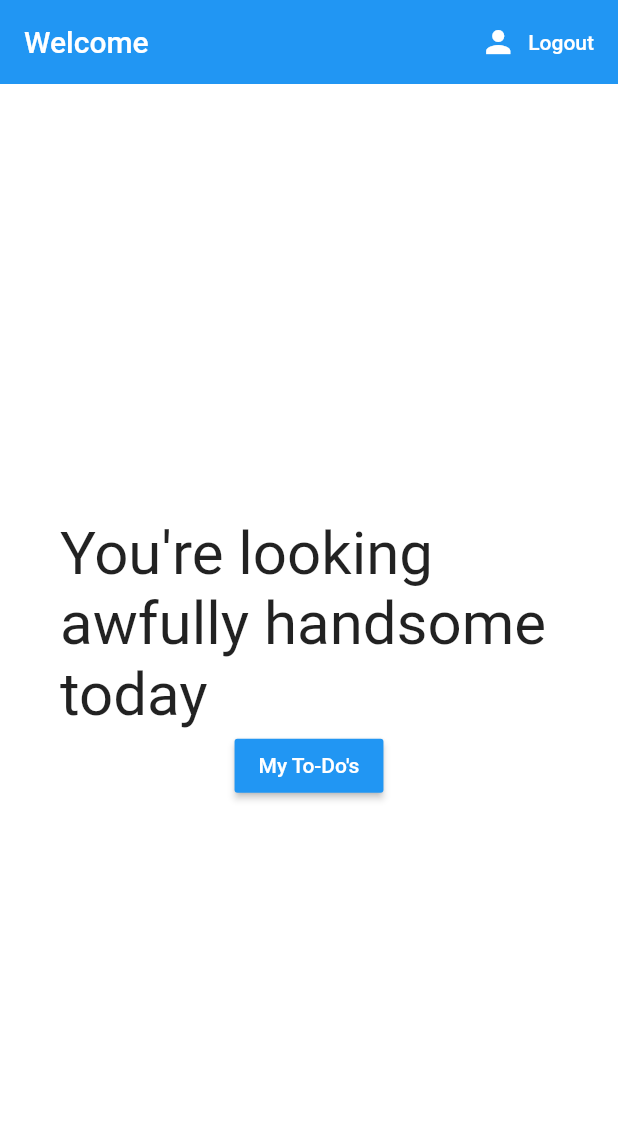
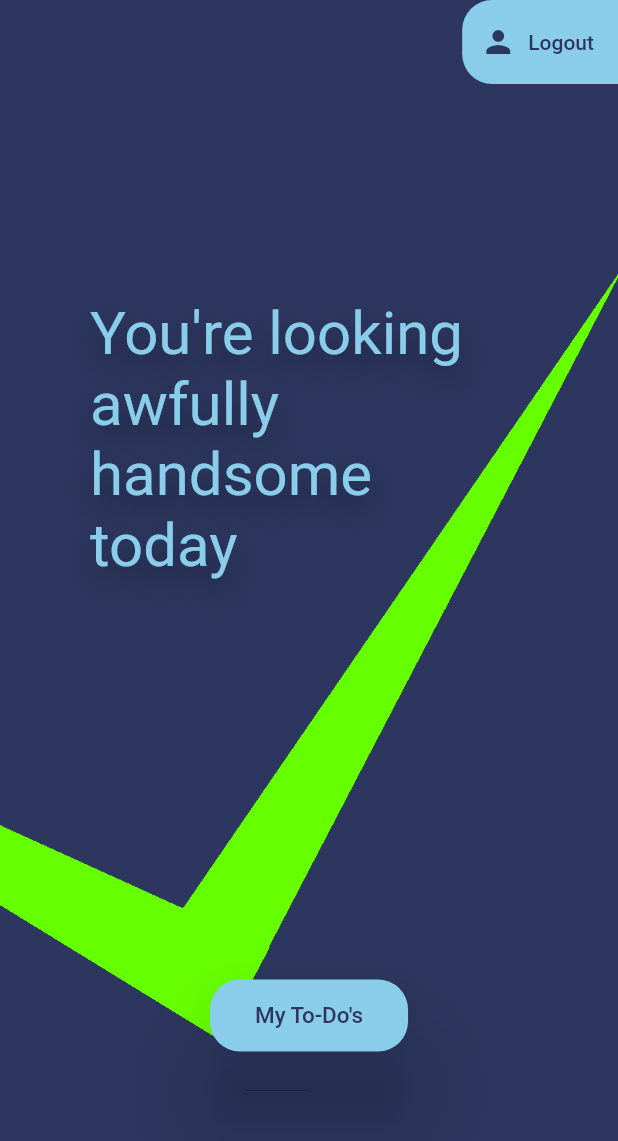
Before and after one commit to TBarmak/retask, a Flutter app: the screen it shows once a user with an empty profile is signed in, on a phone screen of 412 x 824 dp. Shown: the top 1141 px of the screen. Run offline on Flutter 3.47's test engine with Material 2 defaults, Android fonts, the light colour scheme and no system bars; our stand-ins replace cloud_firestore, firebase_auth, firebase_core, flutter_spinkit, numberpicker, rflutter_alert; accounts and stored records are empty.

Commit message:
Animate wrapper transitions and stylize welcome screen
The app now animates from the loading screen to the welcome screen when logging in.

The welcome screen has been stylized according to the color scheme in shared/constants.dart.

```diff
--- a/lib/screens/home/home.dart
+++ b/lib/screens/home/home.dart
@@ -1,5 +1,6 @@
 import 'package:flutter/material.dart';
 import 'package:retask/services/auth.dart';
+import 'package:retask/shared/constants.dart';
 
 class Home extends StatelessWidget {
   final AuthService _auth = AuthService();
@@ -7,38 +8,66 @@ class Home extends StatelessWidget {
   @override
   Widget build(BuildContext context) {
     return Scaffold(
-        backgroundColor: Colors.white,
+        backgroundColor: backgroundColor,
         appBar: AppBar(
-          title: Text('Welcome'),
-          backgroundColor: Colors.blue,
+          backgroundColor: backgroundColor,
           elevation: 0.0,
           actions: [
-            FlatButton.icon(
-                onPressed: () async {
-                  await _auth.signOut();
-                },
-                icon: Icon(Icons.person, color: Colors.white),
-                label: Text('Logout', style: TextStyle(color: Colors.white)))
+            Container(
+              decoration: BoxDecoration(
+                  color: accentColor1,
+                  borderRadius: BorderRadius.only(
+                      topLeft: Radius.circular(20),
+                      bottomLeft: Radius.circular(20))),
+              child: FlatButton.icon(
+                  onPressed: () async {
+                    await _auth.signOut();
+                  },
+                  icon: Icon(Icons.person, color: backgroundColor),
+                  label:
+                      Text('Logout', style: TextStyle(color: backgroundColor))),
+            )
           ],
         ),
-        body: Center(
-          child: Padding(
-            padding: const EdgeInsets.all(40.0),
-            child: Column(
-              mainAxisAlignment: MainAxisAlignment.center,
+        body: Stack(
+          children: [
+            Container(
+              decoration: BoxDecoration(
+                  image: DecorationImage(
+                      image: AssetImage("assets/check.png"),
+                      fit: BoxFit.fitWidth)),
+            ),
+            Column(
+              mainAxisAlignment: MainAxisAlignment.spaceAround,
               children: [
-                Text("You're looking awfully handsome today",
-                    style: TextStyle(fontSize: 40)),
+                Padding(
+                  padding:
+                      const EdgeInsets.symmetric(horizontal: 60, vertical: 20),
+                  child: Text("You're looking awfully handsome today",
+                      style: TextStyle(
+                          color: accentColor1,
+                          fontSize: 40,
+                          shadows: [
+                            Shadow(
+                                offset: Offset(0, 10),
+                                blurRadius: 25,
+                                color: Colors.black38)
+                          ])),
+                ),
                 RaisedButton(
+                    elevation: 25,
+                    padding: EdgeInsets.symmetric(vertical: 15, horizontal: 30),
+                    color: accentColor1,
+                    shape: RoundedRectangleBorder(
+                        borderRadius: BorderRadius.circular(20)),
                     onPressed: () {
                       Navigator.pushNamed(context, '/to_dos');
                     },
-                    color: Colors.blue,
                     child: Text("My To-Do's",
-                        style: TextStyle(color: Colors.white)))
+                        style: TextStyle(color: backgroundColor, fontSize: 15)))
               ],
             ),
-          ),
+          ],
         ));
   }
 }
--- a/lib/screens/wrapper.dart
+++ b/lib/screens/wrapper.dart
@@ -8,6 +8,13 @@ class Wrapper extends StatelessWidget {
   @override
   Widget build(BuildContext context) {
     final user = Provider.of<MyUser>(context);
-    return user == null ? Authenticate() : Home();
+    return AnimatedSwitcher(
+      child: user == null ? Authenticate() : Home(),
+      transitionBuilder: (Widget child, Animation<double> animation) =>
+          ScaleTransition(child: child, scale: animation),
+      duration: Duration(milliseconds: 500),
+      switchInCurve: Curves.bounceInOut,
+      switchOutCurve: Curves.easeInExpo,
+    );
   }
 }
```
